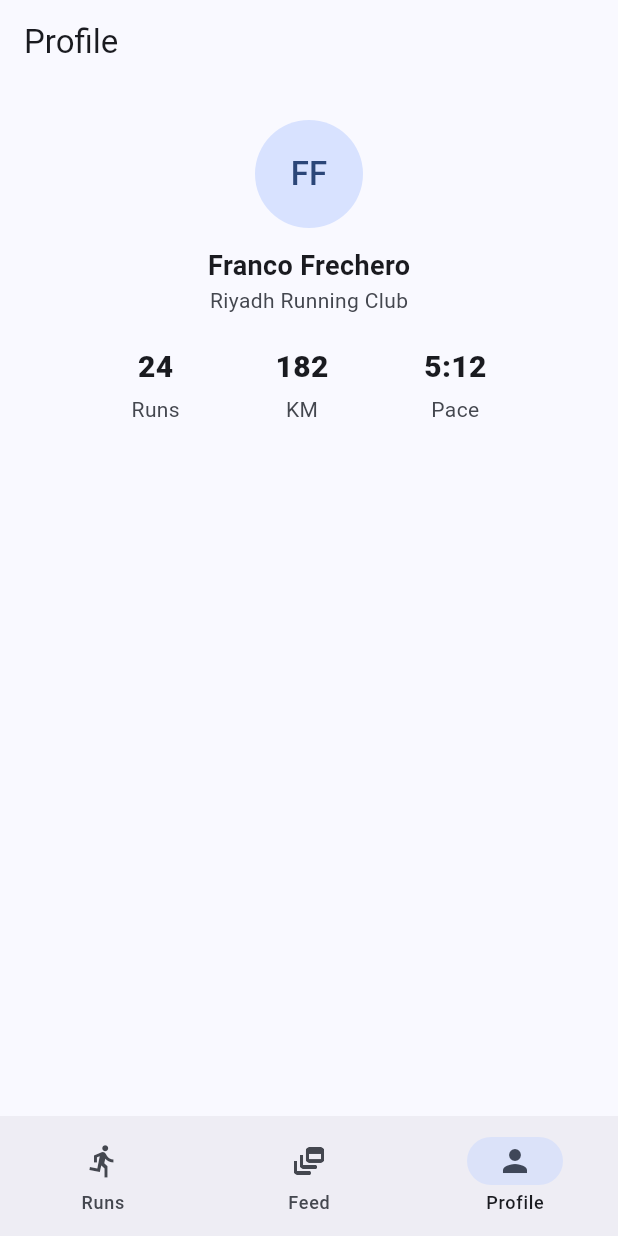
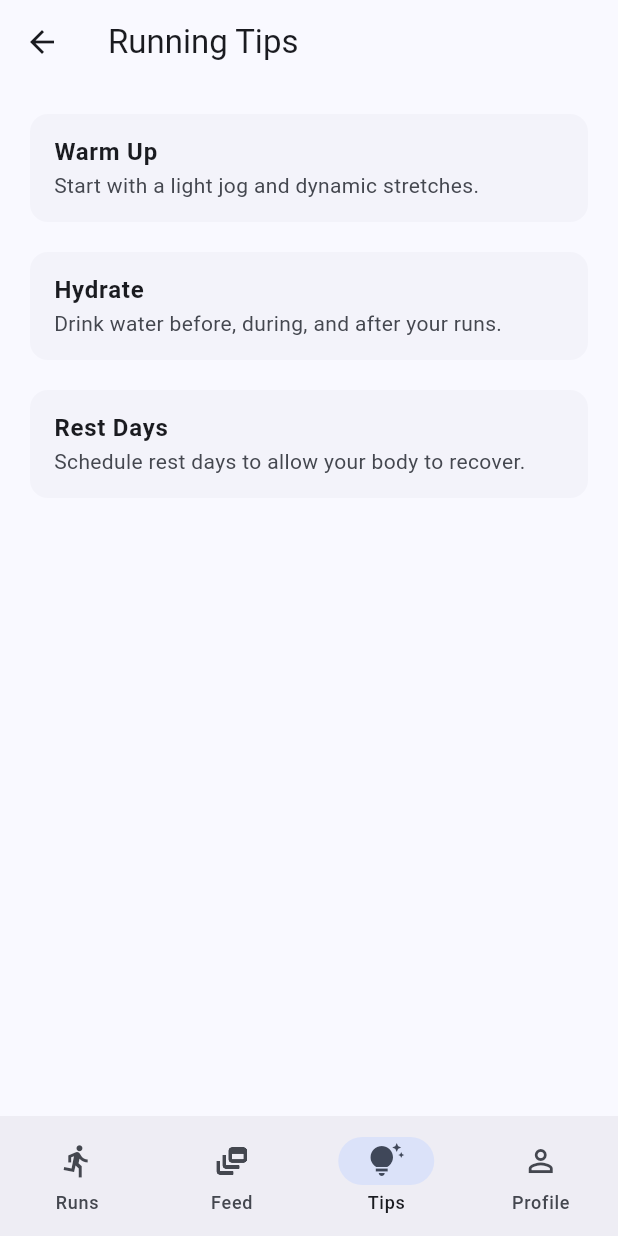
Before and after one commit to FrancoFrechero/test_app, a Flutter app: the RootScaffold screen opened directly, item 3 of the bottom bar chosen, on a phone screen of 412 x 824 dp. Run offline on Flutter 3.47's test engine with Material 3 defaults, Android fonts, the phone set to English and light mode, and no system bars; Roboto replaces fonts that are missing (SF Pro).

```diff
--- a/lib/main.dart
+++ b/lib/main.dart
@@ -15,7 +15,58 @@ class RunClubApp extends StatelessWidget {
         colorScheme: ColorScheme.fromSeed(seedColor: const Color(0xFF3B82F6)),
         fontFamily: 'SF Pro',
       ),
-      home: const RootScaffold(),
+      home: const AuthGate(),
+    );
+  }
+}
+
+class AuthGate extends StatefulWidget {
+  const AuthGate({super.key});
+
+  @override
+  State<AuthGate> createState() => _AuthGateState();
+}
+
+class _AuthGateState extends State<AuthGate> {
+  bool _loggedIn = false;
+
+  @override
+  Widget build(BuildContext context) {
+    if (_loggedIn) return const RootScaffold();
+    return LoginPage(onLogin: () => setState(() => _loggedIn = true));
+  }
+}
+
+class LoginPage extends StatelessWidget {
+  final VoidCallback onLogin;
+  const LoginPage({super.key, required this.onLogin});
+
+  @override
+  Widget build(BuildContext context) {
+    return Scaffold(
+      appBar: AppBar(title: const Text('Sign In')),
+      body: Padding(
+        padding: const EdgeInsets.all(24),
+        child: Column(
+          mainAxisAlignment: MainAxisAlignment.center,
+          children: [
+            const TextField(decoration: InputDecoration(labelText: 'Email')),
+            const SizedBox(height: 12),
+            const TextField(
+              decoration: InputDecoration(labelText: 'Password'),
+              obscureText: true,
+            ),
+            const SizedBox(height: 24),
+            SizedBox(
+              width: double.infinity,
+              child: ElevatedButton(
+                onPressed: onLogin,
+                child: const Text('Login'),
+              ),
+            ),
+          ],
+        ),
+      ),
     );
   }
 }
@@ -28,7 +79,7 @@ class RootScaffold extends StatefulWidget {
 
 class _RootScaffoldState extends State<RootScaffold> {
   int _idx = 0;
-  final _pages = const [RunsPage(), FeedPage(), ProfilePage()];
+  final _pages = const [RunsPage(), FeedPage(), TipsPage(), ProfilePage()];
 
   @override
   Widget build(BuildContext context) {
@@ -50,6 +101,11 @@ class _RootScaffoldState extends State<RootScaffold> {
             icon: Icon(Icons.dynamic_feed_outlined),
             selectedIcon: Icon(Icons.dynamic_feed),
             label: 'Feed',
+          ),
+          NavigationDestination(
+            icon: Icon(Icons.tips_and_updates_outlined),
+            selectedIcon: Icon(Icons.tips_and_updates),
+            label: 'Tips',
           ),
           NavigationDestination(
             icon: Icon(Icons.person_outline),
@@ -409,6 +465,37 @@ class FeedPage extends StatelessWidget {
   }
 }
 
+/// -------------------- Tips --------------------
+
+class TipsPage extends StatelessWidget {
+  const TipsPage({super.key});
+
+  @override
+  Widget build(BuildContext context) {
+    return Scaffold(
+      appBar: AppBar(title: const Text('Running Tips')),
+      body: ListView.separated(
+        padding: const EdgeInsets.all(16),
+        itemCount: demoTips.length,
+        separatorBuilder: (_, __) => const SizedBox(height: 12),
+        itemBuilder: (context, i) {
+          final tip = demoTips[i];
+          return Card(
+            elevation: 0,
+            child: ListTile(
+              title: Text(
+                tip.title,
+                style: const TextStyle(fontWeight: FontWeight.w600),
+              ),
+              subtitle: Text(tip.body),
+            ),
+          );
+        },
+      ),
+    );
+  }
+}
+
 /// -------------------- Profile --------------------
 
 class ProfilePage extends StatelessWidget {
@@ -509,6 +596,11 @@ class Post {
   const Post({required this.author, required this.text, required this.timeAgo});
 }
 
+class Tip {
+  final String title, body;
+  const Tip({required this.title, required this.body});
+}
+
 final demoRuns = <Run>[
   Run(
     id: 'r1',
@@ -567,3 +659,18 @@ final demoPosts = <Post>[
     timeAgo: '1d',
   ),
 ];
+
+final demoTips = <Tip>[
+  Tip(
+    title: 'Warm Up',
+    body: 'Start with a light jog and dynamic stretches.',
+  ),
+  Tip(
+    title: 'Hydrate',
+    body: 'Drink water before, during, and after your runs.',
+  ),
+  Tip(
+    title: 'Rest Days',
+    body: 'Schedule rest days to allow your body to recover.',
+  ),
+];
```
